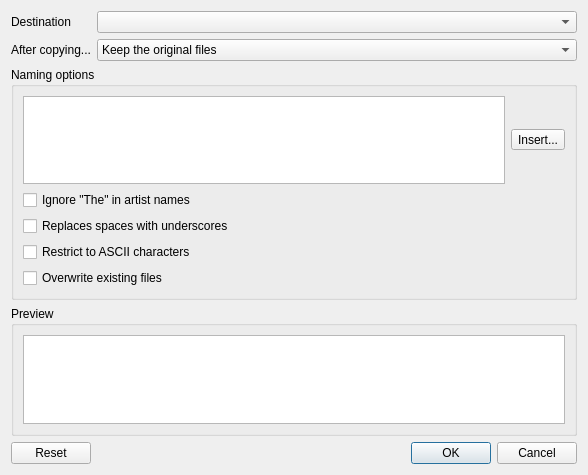
This is src/ui/organisedialog.ui in clementine-player/Clementine as Qt 5 draws it before an edit. The edited form follows.
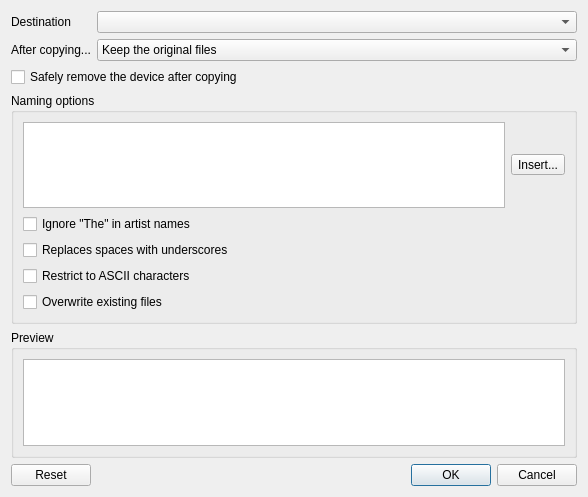
This is the edited form. Icons and pictures are not drawn. Custom widgets are drawn as their Qt base class.

Commit message: Add an option to eject a device after copying files to it.  Now with bonus multiple virtual inheritance.

Diff of the .ui file:
```diff
--- a/src/ui/organisedialog.ui
+++ b/src/ui/organisedialog.ui
@@ -7,7 +7,7 @@
     <x>0</x>
     <y>0</y>
     <width>588</width>
-    <height>475</height>
+    <height>497</height>
    </rect>
   </property>
   <property name="windowTitle">
@@ -53,6 +53,13 @@
      </item>
     </layout>
    </item>
+   <item>
+    <widget class="QCheckBox" name="eject_after">
+     <property name="text">
+      <string>Safely remove the device after copying</string>
+     </property>
+    </widget>
+   </item>
    <item>
     <widget class="QGroupBox" name="naming_group">
      <property name="title">
```
Left out of the diff: 21 changed lines with no effect on the pictures. The commit also changes 44 other files.
